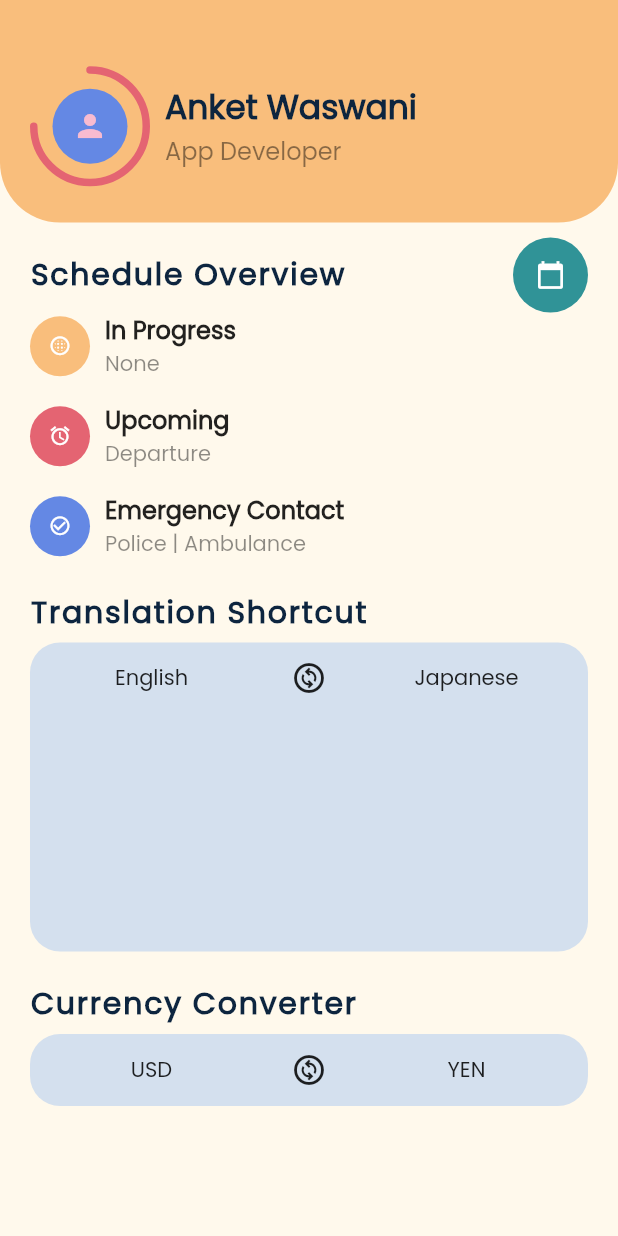
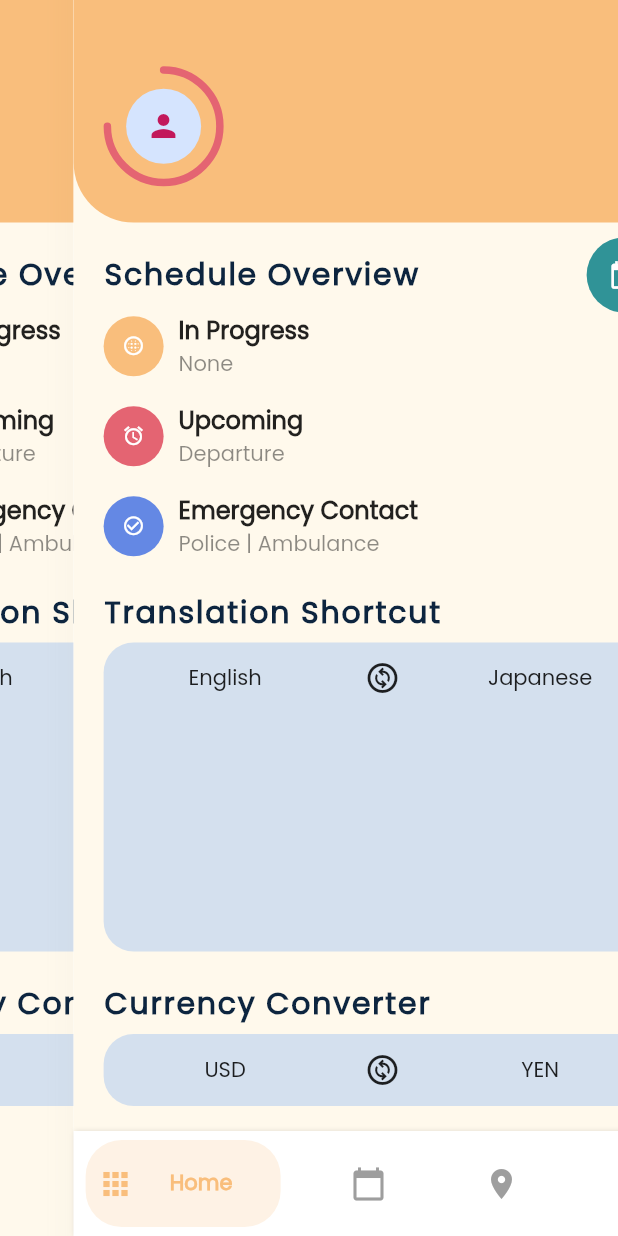
Before and after one commit to anketmanoj/gd_party_app, a Flutter app: the HomePage screen opened by its route, after a tap on the "calendar today" icon, on a phone screen of 412 x 824 dp. Run offline on Flutter 3.47's test engine with Material 2 defaults, Android fonts, the light colour scheme and no system bars; drawn by our look-alikes of percent_indicator; our stand-ins replace carousel_slider, cloud_firestore, firebase_core, get, google_maps_flutter, lottie and 3 more; missing offline and left inert: flutter_google_places_sdk; accounts and stored records are empty.

Commit message:
login screen done, next profile page

```diff
--- a/lib/navigation/main_binding.dart
+++ b/lib/navigation/main_binding.dart
@@ -4,6 +4,7 @@ import 'package:gd_party_app/screens/ScheduleScreen/controllers/scheduleControll
 import 'package:gd_party_app/screens/eventEditingScreen/eventEditingController.dart';
 import 'package:gd_party_app/screens/homeScreen/controllers/homeController.dart';
 import 'package:gd_party_app/screens/locationScreen/controllers/locationController.dart';
+import 'package:gd_party_app/services/Users/userController.dart';
 import 'package:get/get.dart';
 
 class MainBinding extends Bindings {
@@ -16,5 +17,6 @@ class MainBinding extends Bindings {
     Get.lazyPut<LocationController>(() => LocationController());
     Get.lazyPut<ProfileController>(() => ProfileController());
     Get.lazyPut<EventEditingController>(() => EventEditingController());
+    Get.lazyPut<UserController>(() => UserController());
   }
 }
--- a/lib/router.dart
+++ b/lib/router.dart
@@ -3,6 +3,7 @@ import 'package:gd_party_app/navigation/mainPAge.dart';
 import 'package:gd_party_app/screens/eventEditingScreen/eventEditingPage.dart';
 import 'package:gd_party_app/screens/homeScreen/views/home_page.dart';
 import 'package:gd_party_app/screens/locationScreen/views/location_page.dart';
+import 'package:gd_party_app/screens/loginScreen/loginScreenView.dart';
 import 'package:gd_party_app/screens/onboardingScreen/views/onboarding_page.dart';
 import 'package:gd_party_app/screens/ProfileScreen/views/profile_page.dart';
 import 'package:gd_party_app/screens/ScheduleScreen/views/schedule_page.dart';
@@ -35,6 +36,11 @@ Route<dynamic> onGenerateRoute(RouteSettings routeSettings) {
         settings: routeSettings,
         builder: (_) => ProfilePage(),
       );
+    case LoginScreen.routeName:
+      return MaterialPageRoute(
+        settings: routeSettings,
+        builder: (_) => LoginScreen(),
+      );
     case LocationPage.routeName:
       return MaterialPageRoute(
         settings: routeSettings,
--- a/lib/screens/ProfileScreen/views/profile_page.dart
+++ b/lib/screens/ProfileScreen/views/profile_page.dart
@@ -1,17 +1,21 @@
 import 'package:flutter/material.dart';
 import 'package:gd_party_app/screens/ProfileScreen/controllers/profileController.dart';
+import 'package:gd_party_app/services/Users/userController.dart';
 import 'package:get/get.dart';
 
 class ProfilePage extends GetView<ProfileController> {
   static const String routeName = "/profile-page";
   ProfilePage({Key? key}) : super(key: key);
+  final UserController userController = Get.put(UserController());
 
   @override
   Widget build(BuildContext context) {
     return Scaffold(
       body: Center(
-        child: Text(
-          "Profile",
+        // logout button
+        child: ElevatedButton(
+          onPressed: () => userController.logout(),
+          child: Text("Logout"),
         ),
       ),
     );
--- a/lib/screens/ScheduleScreen/models/eventDataSource.dart
+++ b/lib/screens/ScheduleScreen/models/eventDataSource.dart
@@ -10,10 +10,10 @@ class EventDataSource extends CalendarDataSource {
   Event getEvent(int index) => appointments![index] as Event;
 
   @override
-  DateTime getStartTime(int index) => getEvent(index).from;
+  DateTime getStartTime(int index) => getEvent(index).from.toDate();
 
   @override
-  DateTime getEndTime(int index) => getEvent(index).to;
+  DateTime getEndTime(int index) => getEvent(index).to.toDate();
 
   @override
   String getSubject(int index) => getEvent(index).title;
--- a/lib/screens/ScheduleScreen/views/schedule_page.dart
+++ b/lib/screens/ScheduleScreen/views/schedule_page.dart
@@ -5,7 +5,9 @@ import 'package:gd_party_app/constants/colors.dart';
 import 'package:gd_party_app/screens/ScheduleScreen/views/calenderWidget.dart';
 import 'package:gd_party_app/screens/eventEditingScreen/eventEditingController.dart';
 import 'package:gd_party_app/screens/eventEditingScreen/eventEditingPage.dart';
+import 'package:gd_party_app/services/Users/userController.dart';
 import 'package:gd_party_app/services/mock_data.dart';
+import 'package:gd_party_app/services/shared_preference_service.dart';
 import 'package:gd_party_app/widgets/calendar_dates.dart';
 import 'package:gd_party_app/widgets/task_container.dart';
 import 'package:get/get.dart';
@@ -28,13 +30,17 @@ class SchedulePage extends StatelessWidget {
   final EventEditingController eventEditingController =
       Get.put(EventEditingController());
 
+  final UserController userController = Get.put(UserController());
+
   @override
   Widget build(BuildContext context) {
     return Scaffold(
-      floatingActionButton: FloatingActionButton(
-        onPressed: () => Get.to(() => EventEditingPage()),
-        child: Icon(Icons.add),
-      ),
+      floatingActionButton: userController.userModel.isAdmin
+          ? FloatingActionButton(
+              onPressed: () => Get.to(() => EventEditingPage()),
+              child: Icon(Icons.add),
+            )
+          : null,
       backgroundColor: LightColors.kLightYellow,
       body: SafeArea(
         child: Padding(
--- a/lib/screens/homeScreen/views/home_page.dart
+++ b/lib/screens/homeScreen/views/home_page.dart
@@ -1,15 +1,19 @@
 import 'package:flutter/material.dart';
 import 'package:gd_party_app/constants/colors.dart';
 import 'package:gd_party_app/navigation/custom_bottom_navigation_bar.dart';
+import 'package:gd_party_app/services/Users/userController.dart';
 import 'package:gd_party_app/widgets/active_project_card.dart';
 import 'package:gd_party_app/widgets/task_column.dart';
 import 'package:gd_party_app/widgets/top_container.dart';
+import 'package:get/get.dart';
+import 'package:http/http.dart';
 import 'package:percent_indicator/percent_indicator.dart';
 import 'package:sizer/sizer.dart';
 
 class HomePage extends StatelessWidget {
   static const String routeName = "/home-page";
-  const HomePage({Key? key}) : super(key: key);
+  HomePage({Key? key}) : super(key: key);
+  UserController userController = Get.put(UserController());
   Text subheading(String title) {
     return Text(
       title,
@@ -63,10 +67,14 @@ class HomePage extends StatelessWidget {
                         progressColor: LightColors.kRed,
                         backgroundColor: LightColors.kDarkYellow,
                         center: CircleAvatar(
-                          backgroundColor: LightColors.kBlue,
+                            backgroundColor: LightColors.kLavender,
                             radius: 25.0,
-                          child: Icon(Icons.person),
-                        ),
+                            child: userController.userModel.userimage == null
+                                ? Icon(Icons.person)
+                                : Image.network(
+                                    userController.userModel.userimage!,
+                                    fit: BoxFit.cover,
+                                  )),
                       ),
                       SizedBox(
                         width: 10,
@@ -74,9 +82,8 @@ class HomePage extends StatelessWidget {
                       Column(
                         crossAxisAlignment: CrossAxisAlignment.start,
                         children: <Widget>[
-                          Container(
-                            child: Text(
-                              'Anket Waswani',
+                          Text(
+                            userController.userModel.username.capitalize!,
                             textAlign: TextAlign.start,
                             style: TextStyle(
                               fontSize: 22.0,
@@ -84,10 +91,10 @@ class HomePage extends StatelessWidget {
                               fontWeight: FontWeight.w800,
                             ),
                           ),
-                          ),
-                          Container(
+                          Visibility(
+                            visible: userController.userModel.userBio != null,
                             child: Text(
-                              'App Developer',
+                              userController.userModel.userBio ?? "",
                               textAlign: TextAlign.start,
                               style: TextStyle(
                                 fontSize: 16.0,
--- a/lib/screens/onboardingScreen/views/onboarding_page.dart
+++ b/lib/screens/onboardingScreen/views/onboarding_page.dart
@@ -1,5 +1,6 @@
 import 'package:flutter/material.dart';
 import 'package:gd_party_app/navigation/mainPAge.dart';
+import 'package:gd_party_app/screens/loginScreen/loginScreenView.dart';
 import 'package:gd_party_app/screens/onboardingScreen/controllers/onboarding_controller.dart';
 import 'package:gd_party_app/screens/homeScreen/views/home_page.dart';
 import 'package:get/state_manager.dart';
@@ -92,7 +93,7 @@ class OnboardingPage extends StatelessWidget {
               right: 10,
               child: TextButton(
                 onPressed: () {
-                  Navigator.pushNamed(context, MainPage.routeName);
+                  Navigator.pushNamed(context, LoginScreen.routeName);
                 },
                 child: Text(
                   "Skip",
--- /dev/null
+++ b/lib/services/Users/userModel.dart
@@ -0,0 +1,43 @@
+// To parse this JSON data, do
+//
+//     final userModel = userModelFromJson(jsonString);
+
+import 'package:meta/meta.dart';
+import 'dart:convert';
+
+class UserModel {
+  UserModel({
+    required this.username,
+    required this.password,
+    required this.isAdmin,
+    this.userimage,
+    this.userBio,
+  });
+
+  String username;
+  String password;
+  bool isAdmin;
+  String? userimage;
+  String? userBio;
+
+  factory UserModel.fromRawJson(String str) =>
+      UserModel.fromJson(json.decode(str));
+
+  String toRawJson() => json.encode(toJson());
+
+  factory UserModel.fromJson(Map<String, dynamic> json) => UserModel(
+        username: json["username"],
+        password: json["password"],
+        isAdmin: json["isAdmin"],
+        userimage: json["userimage"],
+        userBio: json["userBio"],
+      );
+
+  Map<String, dynamic> toJson() => {
+        "username": username,
+        "password": password,
+        "isAdmin": isAdmin,
+        "userimage": userimage,
+        "userBio": userBio,
+      };
+}
--- a/pubspec.yaml
+++ b/pubspec.yaml
@@ -47,6 +47,9 @@ dependencies:
   flutter_google_places_sdk: ^0.3.2+6
   carousel_slider: ^4.2.1
   http: ^0.13.5
+  firebase_core: ^2.7.0
+  cloud_firestore: ^4.4.3
+  firebase_storage: ^11.0.14
 
 dev_dependencies:
   flutter_test:
```
Also changed, not shown: lib/main.dart (+10 -2 lines), lib/screens/eventEditingScreen/eventEditingController.dart (+29 -3 lines), lib/screens/eventEditingScreen/eventEditingModel.dart (+40 -2 lines), lib/screens/loginScreen/loginScreenView.dart (added, +88 -0 lines), lib/screens/onboardingScreen/controllers/onboarding_controller.dart (+4 -3 lines), lib/services/Users/userController.dart (added, +87 -0 lines), pubspec.lock, 7 other files. Lines whose indentation alone changed are shown as unchanged.
